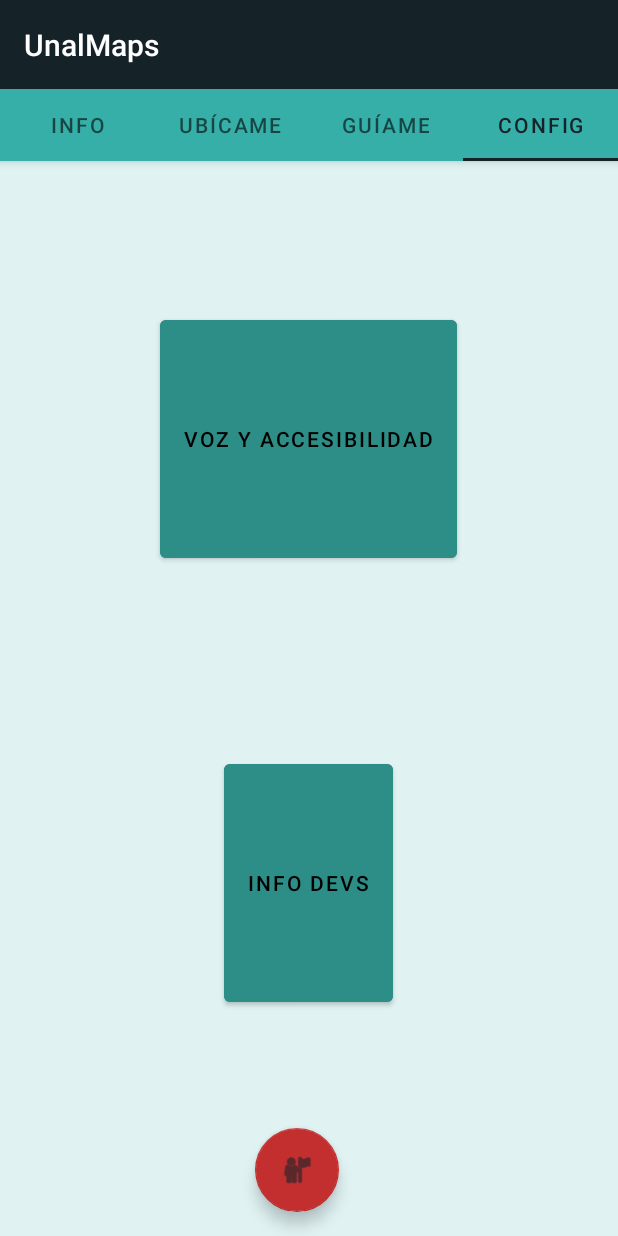
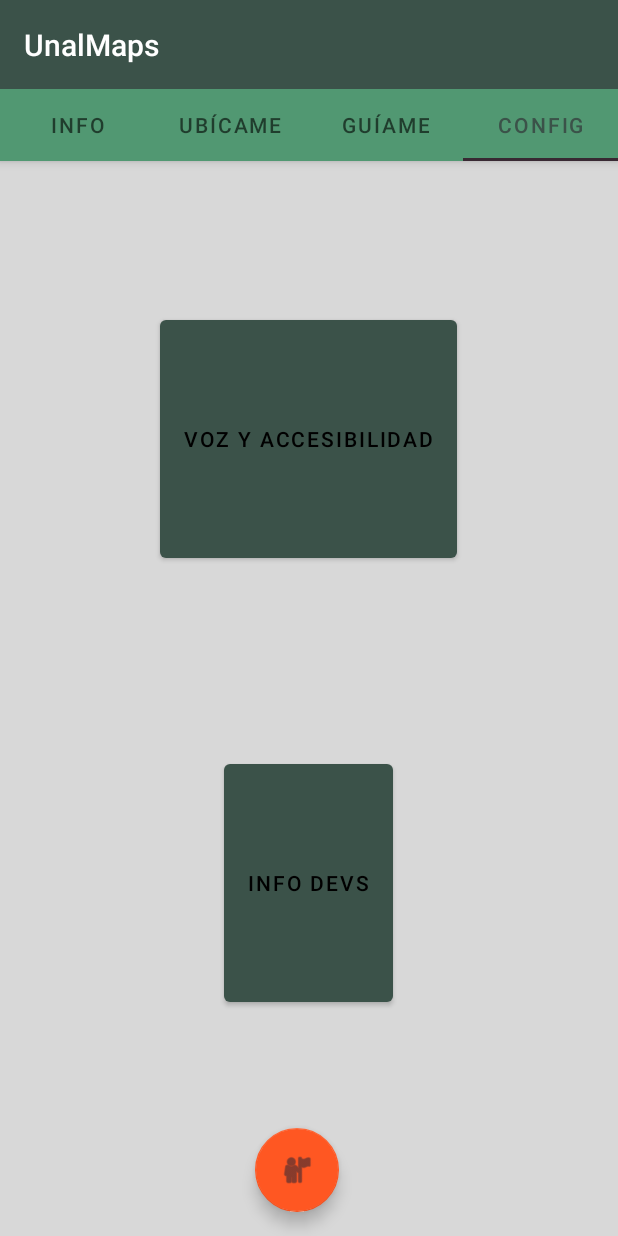
Before and after one commit to jnardosp/UnalMaps, an Android app: the screen it shows after launch (MainActivity), tab 4 chosen, on a phone screen of 412 x 824 dp. Run offline under Robolectric (Android 15) with nearby library versions, the phone set to English and light mode, and no system bars; libraries missing offline, so code that uses them is left out: com.mapbox.maps; 2 statements that could not run were skipped.

Commit message:
Commit 18 28/11 version, correction of themes of the app, now there's only 1 theme, the light one, changes in the color palette.
author: jsotop

```diff
--- a/app/src/main/res/layout/activity_main.xml
+++ b/app/src/main/res/layout/activity_main.xml
@@ -20,21 +20,22 @@
             android:padding="@dimen/appbar_padding"
             android:text="@string/app_name"
             android:textAppearance="@style/TextAppearance.Widget.AppCompat.Toolbar.Title"
-            android:textColorLink="@color/lightTealGreen" />
+            style="@style/mainTextView" />
 
         <com.google.android.material.tabs.TabLayout
             android:id="@+id/tabs"
             android:layout_width="match_parent"
             android:layout_height="wrap_content"
-            android:background="@color/aquamarine"
-            app:tabIndicatorColor="@color/darkBlue" />
+            style="@style/tabs"
+            app:tabIndicatorColor="@color/black" />
+
     </com.google.android.material.appbar.AppBarLayout>
 
     <androidx.viewpager.widget.ViewPager
         android:id="@+id/view_pager"
         android:layout_width="match_parent"
         android:layout_height="match_parent"
-        android:background="@color/lightAquamarine"
+        android:background="@color/mainColor"
         app:layout_behavior="@string/appbar_scrolling_view_behavior" />
 
     <com.google.android.material.floatingactionbutton.FloatingActionButton
@@ -45,8 +46,8 @@
         android:layout_marginEnd="@dimen/locateButton_margin"
         android:layout_marginBottom="@dimen/locateButton_margin"
         android:contentDescription="@string/locateText"
-        app:backgroundTint="@color/orangeRed"
-        app:rippleColor="@color/lightGray"
+        style="@style/locateMeButton"
+        app:rippleColor="@color/black"
         app:srcCompat="@android:drawable/ic_menu_myplaces" />
 
 </androidx.coordinatorlayout.widget.CoordinatorLayout>
--- a/app/src/main/res/layout/configtab.xml
+++ b/app/src/main/res/layout/configtab.xml
@@ -10,7 +10,8 @@
         android:layout_width="match_parent"
         android:layout_height="match_parent"
         android:gravity="center"
-        android:orientation="vertical" >
+        android:orientation="vertical"
+        android:background="@color/mainColor">
 
         <Space
             android:layout_width="0dp"
@@ -19,9 +20,7 @@
         <Button
             android:id="@+id/accessButton"
             android:layout_width="wrap_content"
-            android:layout_height="0dp"
-            android:layout_weight="1"
-            android:backgroundTint="@color/lightTealGreen"
+            style="@style/configButton"
             android:text="@string/accessButtonTxt"
             android:textColor="#000000" />
 
@@ -32,9 +31,7 @@
         <Button
             android:id="@+id/infoDevsButton"
             android:layout_width="wrap_content"
-            android:layout_height="0dp"
-            android:layout_weight="1"
-            android:backgroundTint="@color/lightTealGreen"
+            style="@style/configButton"
             android:text="@string/infoDevsButton"
             android:textColor="#000000" />
 
--- a/app/src/main/res/values-night/themes.xml
+++ /dev/null
@@ -1,16 +0,0 @@
-<resources xmlns:tools="http://schemas.android.com/tools">
-    <!-- Base application theme. -->
-    <style name="Theme.UnalMaps" parent="Theme.MaterialComponents.DayNight.DarkActionBar">
-        <!-- Primary brand color. -->
-        <item name="colorPrimary">@color/darkBlue</item>
-        <item name="colorPrimaryVariant">@color/darkBlue</item>
-        <item name="colorOnPrimary">@color/lightGray</item>
-        <!-- Secondary brand color. -->
-        <item name="colorSecondary">@color/lightAquamarine</item>
-        <item name="colorSecondaryVariant">@color/tealGreen</item>
-        <item name="colorOnSecondary">@color/lightAquamarine</item>
-        <!-- Status bar color. -->
-        <item name="android:statusBarColor">?attr/colorPrimaryVariant</item>
-        <!-- Customize your theme here. -->
-    </style>
-</resources>
--- a/app/src/main/res/values/colors.xml
+++ b/app/src/main/res/values/colors.xml
@@ -1,11 +1,11 @@
 <?xml version="1.0" encoding="utf-8"?>
 <resources>
-    <color name="darkBlue">#152329</color>
-    <color name="lightAquamarine">#E0F2F2</color>
-    <color name="tealGreen">#0C695D</color>
-    <color name="aquamarine">#37AFA9</color>
-    <color name="lightTealGreen">#2D8E87</color>
-    <color name="lightGray">#D9D9D9</color>
-    <color name="white">#FFFFFFFF</color>
-    <color name="orangeRed">#C32F2F</color>
+    <color name="black">#382933</color>
+    <color name="primaryColor">#3B5249</color>
+    <color name="lightPrimaryColor">#519872</color>
+    <color name="darkPrimaryColor">#00796B</color>
+    <color name="mainColor">#D8D8D8</color>
+    <color name="secondaryText">#757575</color>
+    <color name="white">#FFFFFF</color>
+    <color name="accentColor">#FF5722</color>
 </resources>
--- a/app/src/main/res/values/themes.xml
+++ b/app/src/main/res/values/themes.xml
@@ -1,17 +1,38 @@
 <resources xmlns:tools="http://schemas.android.com/tools">
     <!-- Base application theme. -->
-    <style name="Theme.UnalMaps" parent="Theme.MaterialComponents.DayNight.DarkActionBar">
+    <style name="Theme.UnalMaps" parent="Theme.MaterialComponents.Light.NoActionBar">
+
+        <item name="android:forceDarkAllowed">false</item>
         <!-- Primary brand color. -->
-        <item name="colorPrimary">@color/darkBlue</item>
-        <item name="colorPrimaryVariant">@color/darkBlue</item>
+        <item name="colorPrimary">@color/primaryColor</item>
+        <item name="colorPrimaryVariant">@color/darkPrimaryColor</item>
         <item name="colorOnPrimary">@color/white</item>
         <!-- Secondary brand color. -->
-        <item name="colorSecondary">@color/tealGreen</item>
-        <item name="colorSecondaryVariant">@color/lightTealGreen</item>
-        <item name="colorOnSecondary">@color/darkBlue</item>
+        <item name="colorSecondary">@color/accentColor</item>
+        <item name="colorSecondaryVariant">@color/accentColor</item>
+        <item name="colorOnSecondary">@color/black</item>
         <!-- Status bar color. -->
         <item name="android:statusBarColor">?attr/colorPrimaryVariant</item>
         <!-- Customize your theme here. -->
+
+    </style>
+
+    <style name="mainTextView">
+        <item name="android:textColorLink">@color/primaryColor</item>
+    </style>
+
+    <style name="tabs">
+        <item name="android:background">@color/lightPrimaryColor</item>
+    </style>
+
+    <style name="locateMeButton">
+        <item name="android:backgroundTint">@color/accentColor</item>
+    </style>
+
+    <style name="configButton">
+        <item name="android:layout_height">0dp</item>
+        <item name="android:layout_weight">1</item>
+        <item name="backgroundTint">@color/primaryColor</item>
     </style>
 
     <style name="Theme.UnalMaps.NoActionBar">
--- a/build.gradle
+++ b/build.gradle
@@ -1,5 +1,5 @@
 // Top-level build file where you can add configuration options common to all sub-projects/modules.
 plugins {
-    id 'com.android.application' version '7.3.0' apply false
-    id 'com.android.library' version '7.3.0' apply false
+    id 'com.android.application' version '7.3.1' apply false
+    id 'com.android.library' version '7.3.1' apply false
 }
```
